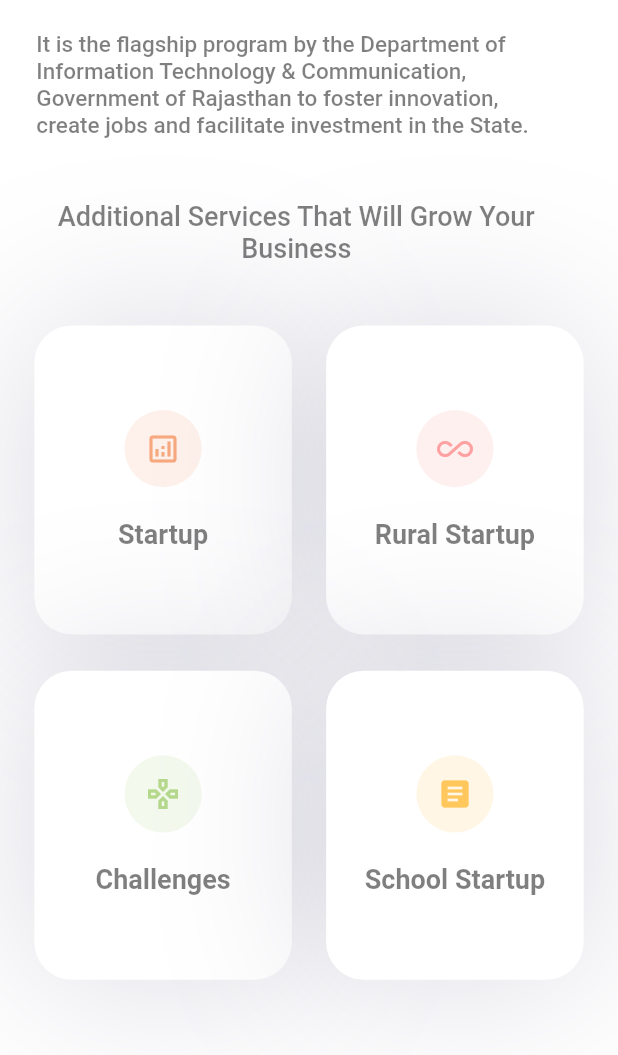
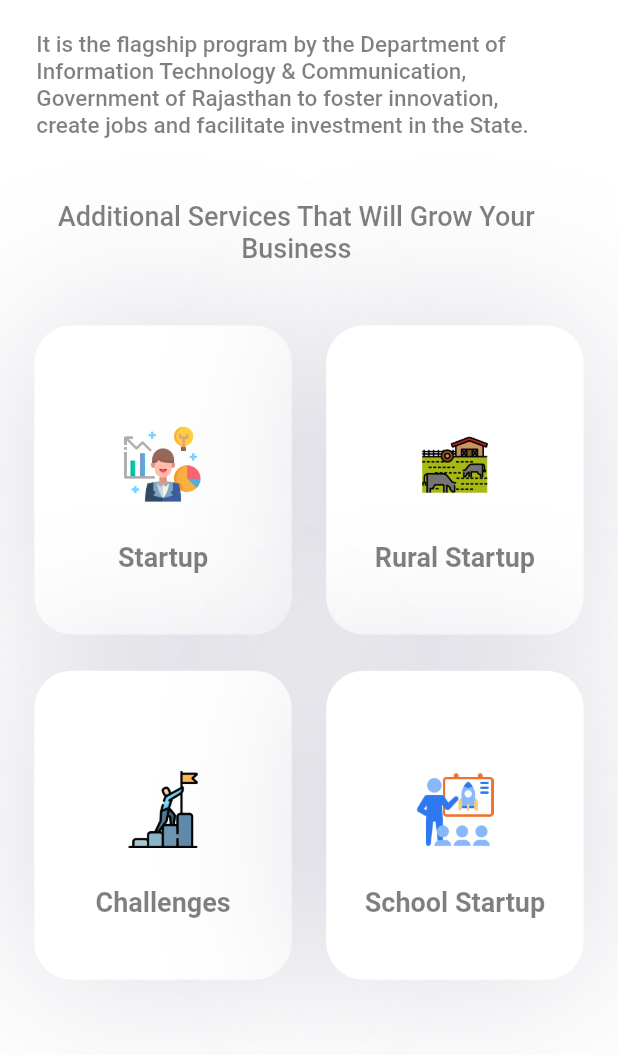
Before and after one commit to Arnav2001/istart, a Flutter app: the screen it shows after launch, on a phone screen of 412 x 824 dp, the part 181-1236 px from its top. Run offline on Flutter 3.47's test engine with Material 2 defaults, Android fonts, the light colour scheme and no system bars; missing offline and left inert: slimy_card.

Commit message:
arnav's new commit

```diff
--- a/lib/CustomHomePage.dart
+++ b/lib/CustomHomePage.dart
@@ -106,29 +106,49 @@ class _HomePageState extends State<HomePage>
               ),
 
 
-
-
-              homePageCardsGroup(
-                Color(0xfff37736),
-                Icons.analytics_outlined,
+            Padding(
+              padding: EdgeInsets.only(bottom: _w / 17),
+              child: Row(
+                mainAxisAlignment: MainAxisAlignment.spaceEvenly,
+                children: [
+                  homePageCard(
+                    'assets/start-up.png',
                     'Startup',
                     context,
                     RouteWhereYouGo(),
-                Color(0xffFF6D6D),
-                Icons.all_inclusive,
+                  ),
+                  homePageCard(
+                    'assets/rural_startup.png',
                     'Rural Startup',
+                    context,
                     RouteWhereYouGo(),
                   ),
-              homePageCardsGroup(
-                  Colors.lightGreen,
-                  Icons.gamepad_outlined,
+                ],
+              ),
+            ),
+              Padding(
+                padding: EdgeInsets.only(bottom: _w / 17),
+                child: Row(
+                  mainAxisAlignment: MainAxisAlignment.spaceEvenly,
+                  children: [
+                    homePageCard(
+                      'assets/challenges.png',
                       'Challenges',
                       context,
                       RouteWhereYouGo(),
-                  Color(0xffffa700),
-                  Icons.article,
+                    ),
+                    homePageCard(
+                      'assets/school_startup.png',
                       'School Startup',
-                  RouteWhereYouGo()),
+                      context,
+                      RouteWhereYouGo(),
+                    ),
+                  ],
+                ),
+              ),
+
+
+
               SizedBox(height: _w / 20),
 
               Padding(
@@ -249,30 +269,7 @@ class _HomePageState extends State<HomePage>
     );
   }
 
-  Widget homePageCardsGroup(
-      Color color,
-      IconData icon,
-      String title,
-      BuildContext context,
-      Widget route,
-      Color color2,
-      IconData icon2,
-      String title2,
-      Widget route2) {
-    double _w = MediaQuery.of(context).size.width;
-    return Padding(
-      padding: EdgeInsets.only(bottom: _w / 17),
-      child: Row(
-        mainAxisAlignment: MainAxisAlignment.spaceEvenly,
-        children: [
-          homePageCard(color, icon, title, context, route),
-          homePageCard(color2, icon2, title2, context, route2),
-        ],
-      ),
-    );
-  }
-
-  Widget homePageCard(Color color, IconData icon, String title,
+  Widget homePageCard( String imgPath, String title,
       BuildContext context, Widget route) {
     double _w = MediaQuery.of(context).size.width;
     return Opacity(
@@ -317,13 +314,9 @@ class _HomePageState extends State<HomePage>
                   height: _w / 8,
                   width: _w / 8,
                   decoration: BoxDecoration(
-                    color: color.withOpacity(.1),
                     shape: BoxShape.circle,
                   ),
-                  child: Icon(
-                    icon,
-                    color: color.withOpacity(.6),
-                  ),
+                  child: Image(image: AssetImage(imgPath)),
                 ),
                 Text(
                   title,
@@ -337,7 +330,6 @@ class _HomePageState extends State<HomePage>
                   ),
                   textAlign: TextAlign.center,
                 ),
-                SizedBox(),
               ],
             ),
           ),
--- a/pubspec.yaml
+++ b/pubspec.yaml
@@ -26,7 +26,7 @@ flutter:
 
   assets:
       - assets/main_logo.png
-      - assets/Rural Startup.png
-      - assets/School Startup.png
+      - assets/rural_startup.png
+      - assets/school_startup.png
       - assets/challenges.png
       - assets/start-up.png
```
Also changed, not shown: assets/rural_startup.png (renamed from assets/Rural Startup.png), assets/school_startup.png (renamed from assets/School Startup.png). Lines whose indentation alone changed are shown as unchanged.
